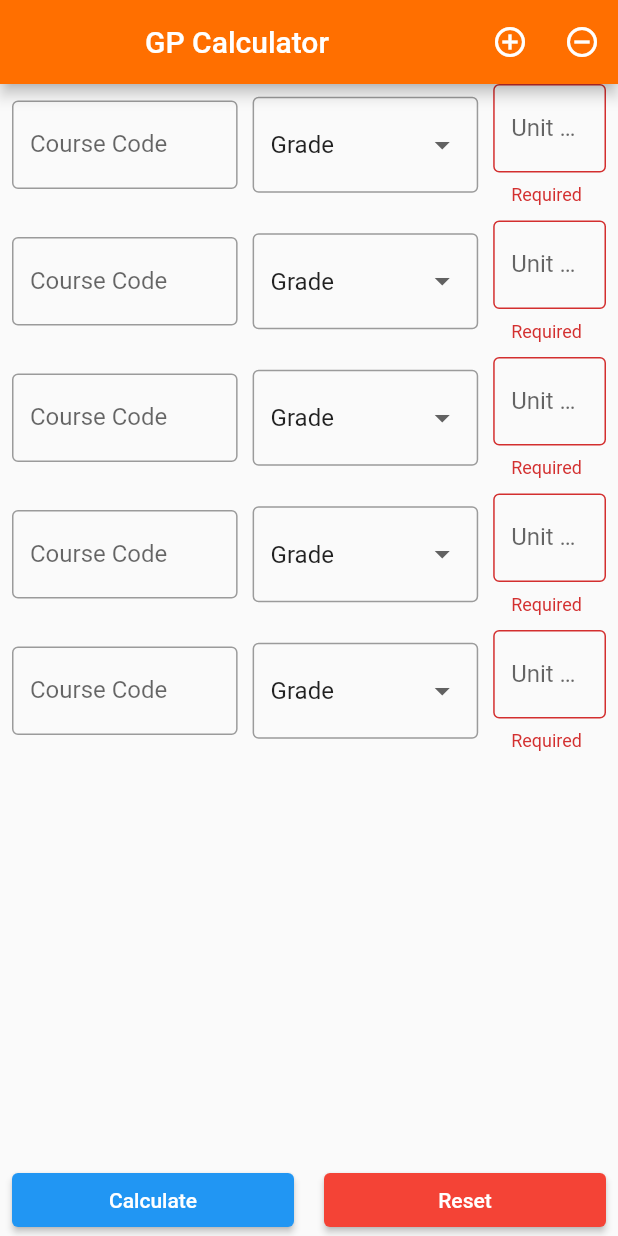
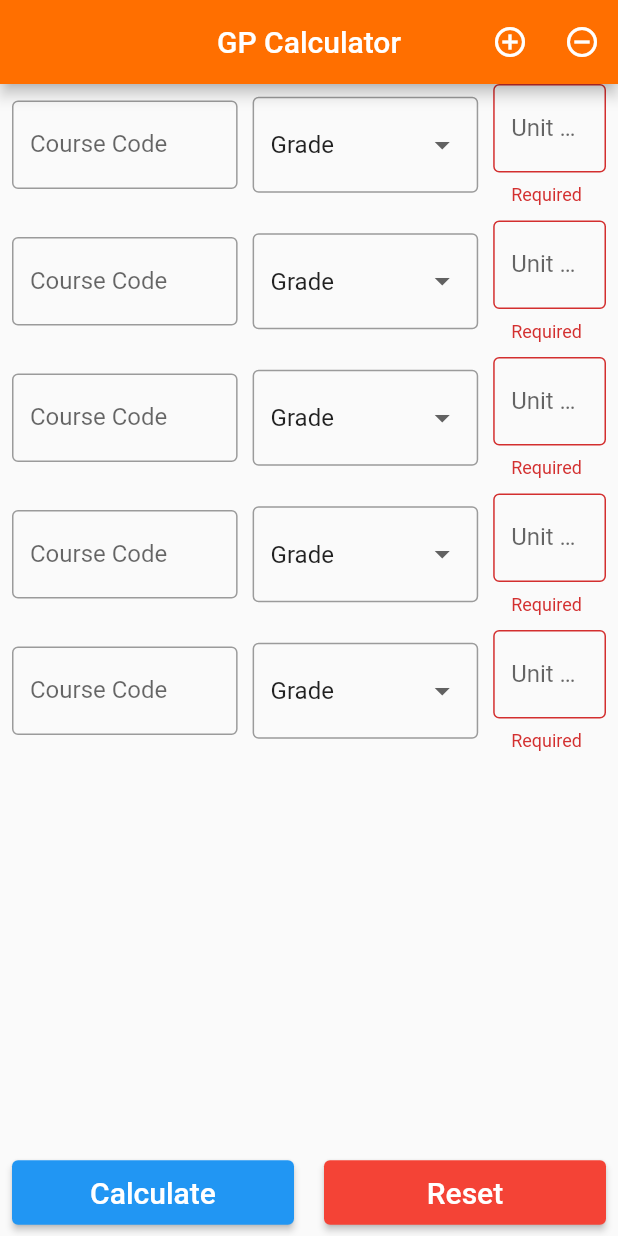
Before and after one commit to teezcode/gp-calc, a Flutter app: the screen it shows after launch, after a tap on "Calculate", on a phone screen of 412 x 824 dp. Run offline on Flutter 3.47's test engine with Material 2 defaults, Android fonts, the phone set to English and light mode, and no system bars.

```diff
--- a/lib/form_screen.dart
+++ b/lib/form_screen.dart
@@ -45,7 +45,8 @@ class _FormScreenState extends State<FormScreen> {
       child: Scaffold(
         appBar: AppBar(
           backgroundColor: Colors.amber[900],
-          title: Center(child: Text('GP Calculator')),
+          title: Text('GP Calculator'),
+          centerTitle: true,
           actions: [
             IconButton(
                 icon: Icon(Icons.add_circle_outline),
@@ -167,7 +168,11 @@ class _FormScreenState extends State<FormScreen> {
                           }
                         }
                       },
-                      child: Text('Calculate'),
+                      child: Padding(
+                        padding: const EdgeInsets.symmetric(vertical:10.0),
+                        child: Text('Calculate',
+                        style: TextStyle(fontSize: 20),),
+                      ),
                     ),),
                     SizedBox(width: 20,),
                     Expanded(
@@ -181,7 +186,11 @@ class _FormScreenState extends State<FormScreen> {
                             });
                           }
                         },
-                        child: Text('Reset'),
+                        child: Padding(
+                          padding: const EdgeInsets.symmetric(vertical:10.0),
+                          child: Text('Reset',
+                          style: TextStyle(fontSize: 20),),
+                        ),
                         style: TextButton.styleFrom(
                           backgroundColor: Colors.red,
                         ),
@@ -189,7 +198,7 @@ class _FormScreenState extends State<FormScreen> {
                     )
                   ],
                 ),
-                SizedBox(height: 0,)
+                SizedBox(height: 5,)
 
               ],
 
--- a/lib/splash_screen.dart
+++ b/lib/splash_screen.dart
@@ -23,8 +23,9 @@ class SplashScreen extends StatelessWidget {
     return Container(
       child: Center(
         child: Image.asset('assets/image/cointena.png',
-          height: 200,
-          width: 200
+          height: 300,
+          width: 300,
+          fit: BoxFit.fitWidth,
         ),
       ),
     );
```
